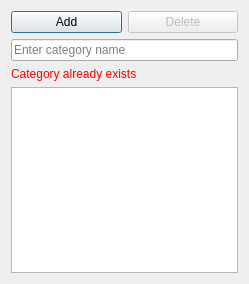
kobus-v-schoor/cubepass, file cubepass/categorymanager.ui: the form before one commit.
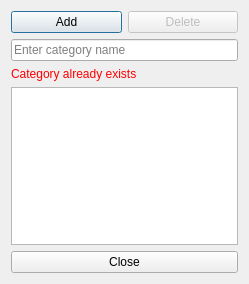
The form after the commit. Icons and pictures are not drawn.

```diff
--- a/cubepass/categorymanager.ui
+++ b/cubepass/categorymanager.ui
@@ -105,6 +105,13 @@
    <item>
     <widget class="QListWidget" name="lstCategories"/>
    </item>
+   <item>
+    <widget class="QPushButton" name="btnClose">
+     <property name="text">
+      <string>Close</string>
+     </property>
+    </widget>
+   </item>
   </layout>
  </widget>
  <resources>
```
Left out of the diff: 2 changed lines with no effect on the pictures.
